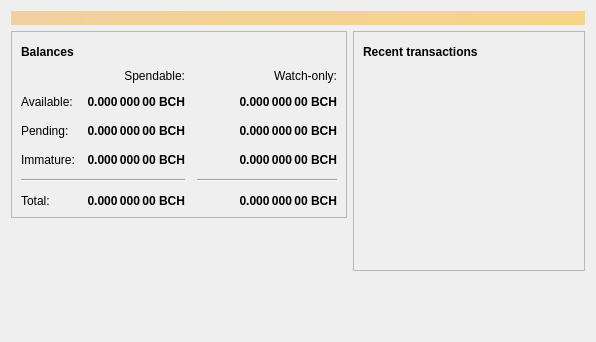
Qt form src/qt/forms/overviewpage.ui (Bitcoin-ABC/bitcoin-abc) before a commit.
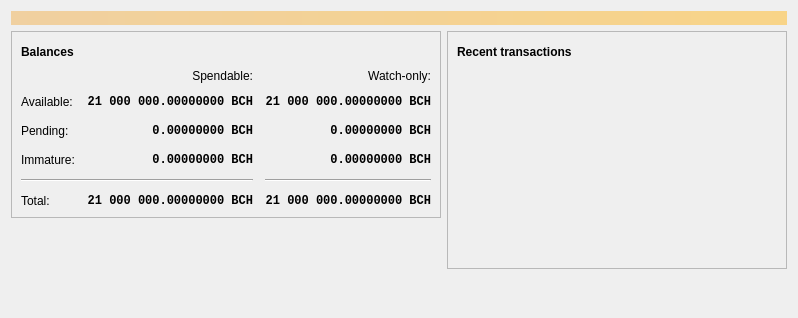
The same form after that commit. Icons and pictures are not drawn.

What changed in the file:
```diff
--- a/src/qt/forms/overviewpage.ui
+++ b/src/qt/forms/overviewpage.ui
@@ -6,8 +6,8 @@
    <rect>
     <x>0</x>
     <y>0</y>
-    <width>596</width>
-    <height>342</height>
+    <width>798</width>
+    <height>318</height>
    </rect>
   </property>
   <property name="windowTitle">
@@ -118,6 +118,7 @@
              <widget class="QLabel" name="labelWatchPending">
               <property name="font">
                <font>
+                <family>Monospace</family>
                 <weight>75</weight>
                 <bold>true</bold>
                </font>
@@ -129,7 +130,7 @@
                <string>Unconfirmed transactions to watch-only addresses</string>
               </property>
               <property name="text">
-               <string notr="true">0.000 000 00 BCH</string>
+               <string notr="true">0.00000000 BCH</string>
               </property>
               <property name="alignment">
                <set>Qt::AlignRight|Qt::AlignTrailing|Qt::AlignVCenter</set>
@@ -143,6 +144,7 @@
              <widget class="QLabel" name="labelUnconfirmed">
               <property name="font">
                <font>
+                <family>Monospace</family>
                 <weight>75</weight>
                 <bold>true</bold>
                </font>
@@ -154,7 +156,7 @@
                <string>Total of transactions that have yet to be confirmed, and do not yet count toward the spendable balance</string>
               </property>
               <property name="text">
-               <string notr="true">0.000 000 00 BCH</string>
+               <string notr="true">0.00000000 BCH</string>
               </property>
               <property name="alignment">
                <set>Qt::AlignRight|Qt::AlignTrailing|Qt::AlignVCenter</set>
@@ -168,6 +170,7 @@
              <widget class="QLabel" name="labelWatchImmature">
               <property name="font">
                <font>
+                <family>Monospace</family>
                 <weight>75</weight>
                 <bold>true</bold>
                </font>
@@ -179,7 +182,7 @@
                <string>Mined balance in watch-only addresses that has not yet matured</string>
               </property>
               <property name="text">
-               <string notr="true">0.000 000 00 BCH</string>
+               <string notr="true">0.00000000 BCH</string>
               </property>
               <property name="alignment">
                <set>Qt::AlignRight|Qt::AlignTrailing|Qt::AlignVCenter</set>
@@ -226,6 +229,7 @@
              <widget class="QLabel" name="labelImmature">
               <property name="font">
                <font>
+                <family>Monospace</family>
                 <weight>75</weight>
                 <bold>true</bold>
                </font>
@@ -237,7 +241,7 @@
                <string>Mined balance that has not yet matured</string>
               </property>
               <property name="text">
-               <string notr="true">0.000 000 00 BCH</string>
+               <string notr="true">0.00000000 BCH</string>
               </property>
               <property name="alignment">
                <set>Qt::AlignRight|Qt::AlignTrailing|Qt::AlignVCenter</set>
@@ -271,6 +275,7 @@
              <widget class="QLabel" name="labelTotal">
               <property name="font">
                <font>
+                <family>Monospace</family>
                 <weight>75</weight>
                 <bold>true</bold>
                </font>
@@ -282,7 +287,7 @@
                <string>Your current total balance</string>
               </property>
               <property name="text">
-               <string notr="true">0.000 000 00 BCH</string>
+               <string notr="true">21 000 000.00000000 BCH</string>
               </property>
               <property name="alignment">
                <set>Qt::AlignRight|Qt::AlignTrailing|Qt::AlignVCenter</set>
@@ -296,6 +301,7 @@
              <widget class="QLabel" name="labelWatchTotal">
               <property name="font">
                <font>
+                <family>Monospace</family>
                 <weight>75</weight>
                 <bold>true</bold>
                </font>
@@ -307,7 +313,7 @@
                <string>Current total balance in watch-only addresses</string>
               </property>
               <property name="text">
-               <string notr="true">0.000 000 00 BCH</string>
+               <string notr="true">21 000 000.00000000 BCH</string>
               </property>
               <property name="alignment">
                <set>Qt::AlignRight|Qt::AlignTrailing|Qt::AlignVCenter</set>
@@ -338,6 +344,7 @@
              <widget class="QLabel" name="labelBalance">
               <property name="font">
                <font>
+                <family>Monospace</family>
                 <weight>75</weight>
                 <bold>true</bold>
                </font>
@@ -349,7 +356,7 @@
                <string>Your current spendable balance</string>
               </property>
               <property name="text">
-               <string notr="true">0.000 000 00 BCH</string>
+               <string notr="true">21 000 000.00000000 BCH</string>
               </property>
               <property name="alignment">
                <set>Qt::AlignRight|Qt::AlignTrailing|Qt::AlignVCenter</set>
@@ -363,6 +370,7 @@
              <widget class="QLabel" name="labelWatchAvailable">
               <property name="font">
                <font>
+                <family>Monospace</family>
                 <weight>75</weight>
                 <bold>true</bold>
                </font>
@@ -374,7 +382,7 @@
                <string>Your current balance in watch-only addresses</string>
               </property>
               <property name="text">
-               <string notr="true">0.000 000 00 BCH</string>
+               <string notr="true">21 000 000.00000000 BCH</string>
               </property>
               <property name="alignment">
                <set>Qt::AlignRight|Qt::AlignTrailing|Qt::AlignVCenter</set>
```
